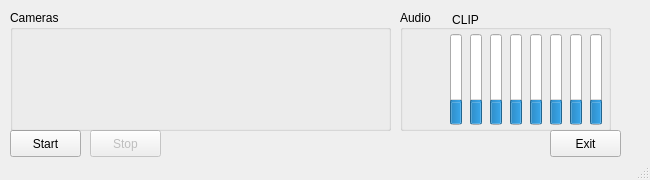
First picture: the form in src/maindialog.ui, repository Helsinki-VideoMEG-Project/VideoRecStation, before the edit.
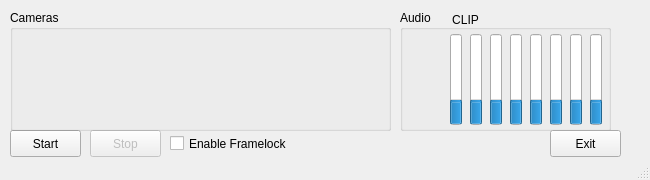
Second picture: the form after the edit.

Commit message: add framelock enable/disable checkbox

The edit to the form file:
```diff
--- a/src/maindialog.ui
+++ b/src/maindialog.ui
@@ -287,6 +287,19 @@
      <string>Cameras</string>
     </property>
    </widget>
+   <widget class="QCheckBox" name="framelockCheckBox">
+    <property name="geometry">
+     <rect>
+      <x>170</x>
+      <y>130</y>
+      <width>131</width>
+      <height>27</height>
+     </rect>
+    </property>
+    <property name="text">
+     <string>Enable Framelock</string>
+    </property>
+   </widget>
    <widget class="QPushButton" name="exitButton">
     <property name="geometry">
      <rect>
```
Left out of the diff: 17 changed lines with no effect on the pictures. The commit also changes 4 other files.
